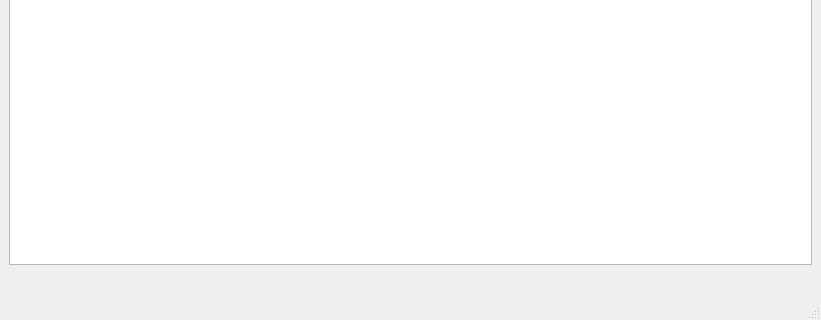
Qt form mainwindow.ui (DmytroHoliaka/To-Doing) before a commit; both pictures show x 0 to 821 and y 324 to 644 of the 821 by 644 pixel window.
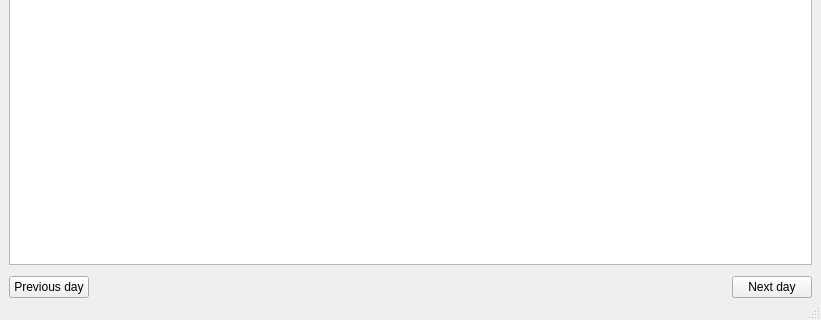
The same form after that commit. Icons and pictures are not drawn.

```diff
--- a/mainwindow.ui
+++ b/mainwindow.ui
@@ -244,6 +244,13 @@
       <property name="topMargin">
        <number>0</number>
       </property>
+      <item>
+       <widget class="QPushButton" name="previousDay">
+        <property name="text">
+         <string>Previous day</string>
+        </property>
+       </widget>
+      </item>
       <item>
        <spacer name="horizontalSpacer_5">
         <property name="orientation">
@@ -380,6 +387,13 @@
         </property>
        </spacer>
       </item>
+      <item>
+       <widget class="QPushButton" name="nextDay">
+        <property name="text">
+         <string>Next day</string>
+        </property>
+       </widget>
+      </item>
      </layout>
     </item>
    </layout>
```
